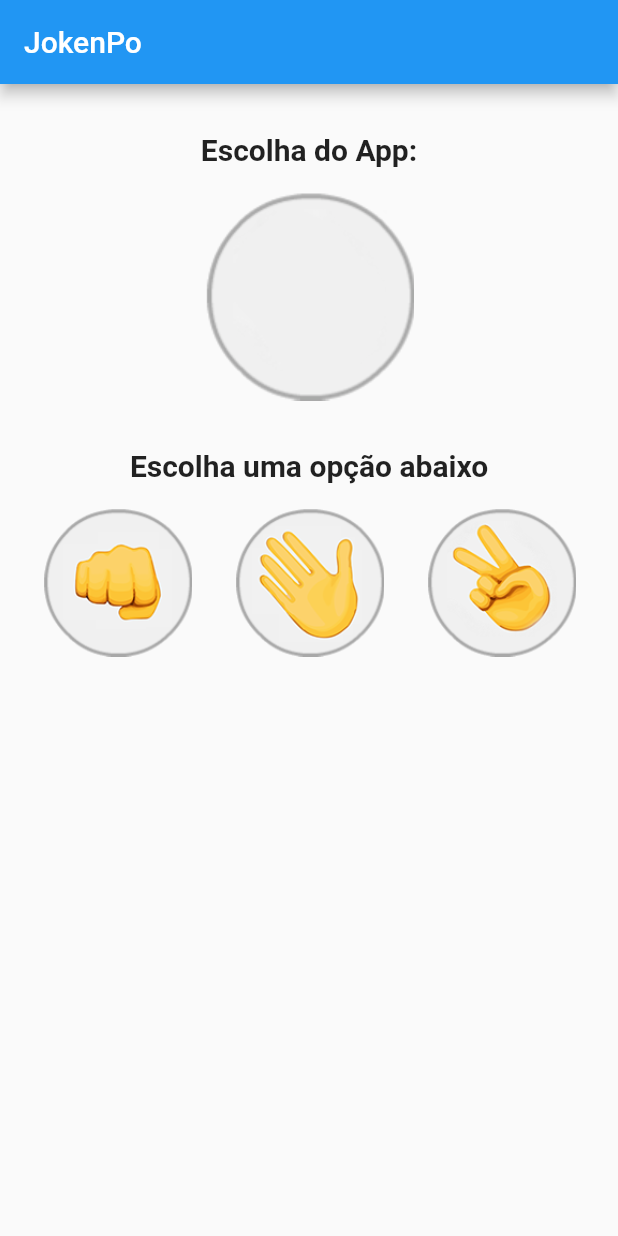
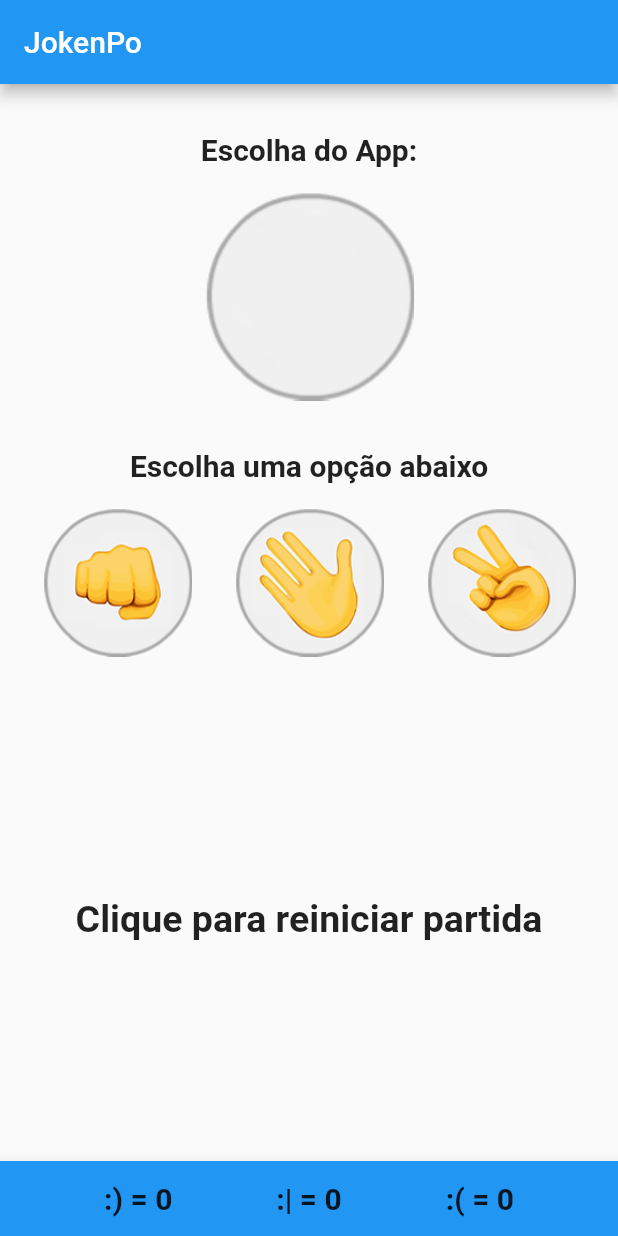
Before and after one commit to IvanAziz/projetos-flutter, a Flutter app: the screen it shows after launch, on a phone screen of 412 x 824 dp. Run offline on Flutter 3.47's test engine with Material 2 defaults, Android fonts, the phone set to English and light mode, and no system bars.

Commit message:
Desafio:   - Inclusão de contador de:      - Partida ganha      - Partida empatada      - Partida perdida   - Inclusão de opção para reiniciar o jogo voltando os contadores, mensagens e imagens ao estado inicial.

```diff
--- a/primeiro_projeto/lib/Jokenpo.dart
+++ b/primeiro_projeto/lib/Jokenpo.dart
@@ -1,3 +1,4 @@
+import 'package:flutter/cupertino.dart';
 import 'package:flutter/material.dart';
 import 'dart:math';
 
@@ -9,6 +10,20 @@ class Jokenpo extends StatefulWidget {
 class _JokenpoState extends State<Jokenpo> {
   var _imagemApp = AssetImage("images/padrao.png");
   var _mensagem = "Escolha uma opção abaixo";
+  var _vezesGanhou = 0;
+  var _vezesPerdeu = 0;
+  var _vezesEmpate = 0;
+
+  void _reiniciaContador()
+  {
+    setState(() {
+      this._imagemApp = AssetImage("images/padrao.png");
+      this._mensagem = "Escolha uma opção abaixo";
+      this._vezesEmpate = 0;
+      this._vezesGanhou = 0;
+      this._vezesPerdeu = 0;
+    });
+  }
 
   void _opcaoSelecionada(String escolhaUsuario) {
     var _opcoes = ["pedra", "papel", "tesoura"];
@@ -40,16 +55,19 @@ class _JokenpoState extends State<Jokenpo> {
         escolhaUsuario == "papel" && escolhaApp == "pedra") {
       setState(() {
         this._mensagem = "Parabéns!!! Você ganhou :)";
+        this._vezesGanhou++;
       });
     } else if (escolhaApp == "pedra" && escolhaUsuario == "tesoura" ||
         escolhaApp == "tesoura" && escolhaUsuario == "papel" ||
         escolhaApp == "papel" && escolhaUsuario == "pedra") {
       setState(() {
         this._mensagem = "Você perdeu :(";
+        this._vezesPerdeu++;
       });
     } else {
       setState(() {
         this._mensagem = "Empatamos :|";
+        this._vezesEmpate++;
       });
     }
   }
@@ -58,22 +76,19 @@ class _JokenpoState extends State<Jokenpo> {
   Widget build(BuildContext context) {
     return Scaffold(
         appBar: AppBar(title: Text("JokenPo")),
-      body: Column(
-          crossAxisAlignment: CrossAxisAlignment.center,
-          children: <Widget>[
+        body: Column(crossAxisAlignment: CrossAxisAlignment.center, children: <
+            Widget>[
           Padding(
               padding: EdgeInsets.only(top: 32, bottom: 16),
               child: Text("Escolha do App:",
                   textAlign: TextAlign.center,
-                    style:
-                        TextStyle(fontSize: 20, fontWeight: FontWeight.bold))),
+                  style: TextStyle(fontSize: 20, fontWeight: FontWeight.bold))),
           Image(image: this._imagemApp),
           Padding(
               padding: EdgeInsets.only(top: 32, bottom: 16),
               child: Text(_mensagem,
                   textAlign: TextAlign.center,
-                    style:
-                        TextStyle(fontSize: 20, fontWeight: FontWeight.bold))),
+                  style: TextStyle(fontSize: 20, fontWeight: FontWeight.bold))),
           Row(
             crossAxisAlignment: CrossAxisAlignment.center,
             mainAxisAlignment: MainAxisAlignment.spaceEvenly,
@@ -86,10 +101,44 @@ class _JokenpoState extends State<Jokenpo> {
                   child: Image.asset("images/papel.png", height: 100)),
               GestureDetector(
                   onTap: () => _opcaoSelecionada("tesoura"),
-                    child: Image.asset("images/tesoura.png", height: 100))
+                  child: Image.asset("images/tesoura.png", height: 100)),
             ],
+          ),
+          GestureDetector(
+            onTap: () => {
+              _reiniciaContador(),
+            },
+            child: Padding(
+              padding: EdgeInsets.only(top: 160),
+              child: Text(
+                "Clique para reiniciar partida",
+                style: TextStyle(fontSize: 25, fontWeight: FontWeight.bold),
+              ),
+            )
           )
         ]),
-    );
+        bottomNavigationBar: BottomAppBar(
+          color: Colors.blue,
+          shape: const CircularNotchedRectangle(),
+          child: Container(
+            height: 50.0,
+            child: Row(
+              mainAxisAlignment: MainAxisAlignment.spaceEvenly,
+              children: <Widget>[
+                Text(
+                  ":) = ${this._vezesGanhou}",
+                  style: TextStyle(fontSize: 20, fontWeight: FontWeight.bold),
+                ),
+                Text(
+                  ":| = ${this._vezesEmpate}",
+                  style: TextStyle(fontSize: 20, fontWeight: FontWeight.bold),
+                ),
+                Text(":( = ${this._vezesPerdeu}",
+                    style:
+                        TextStyle(fontSize: 20, fontWeight: FontWeight.bold)),
+              ],
+            ),
+          ),
+        ));
   }
 }
```
Lines whose indentation alone changed are shown as unchanged.
